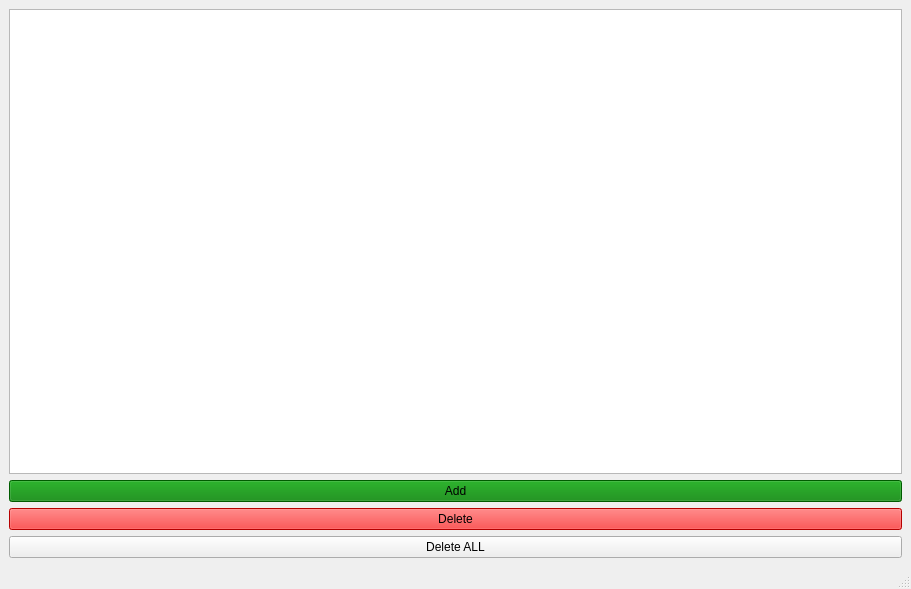
This is mainwindow.ui in CoolBot2/QT-SQL-ToDoApp as Qt 5 draws it before an edit. The edited form follows.
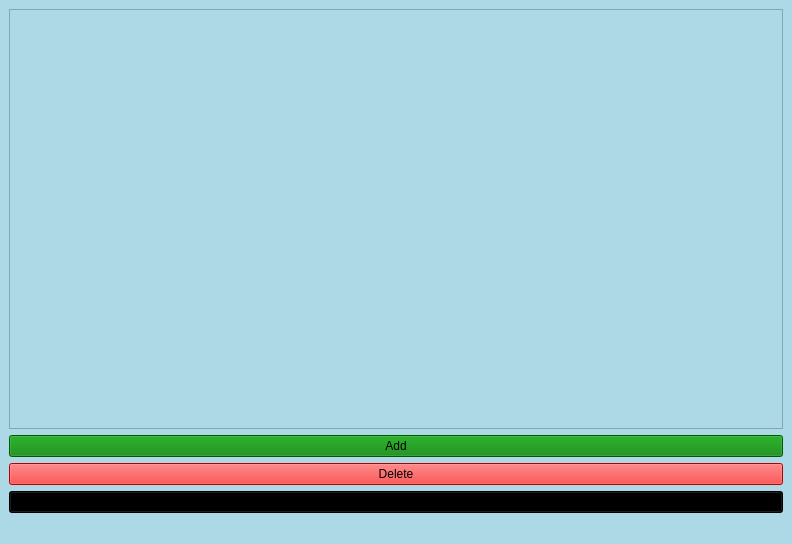
This is the edited form. Icons and pictures are not drawn.

Diff of the .ui file:
```diff
--- a/mainwindow.ui
+++ b/mainwindow.ui
@@ -6,13 +6,16 @@
    <rect>
     <x>0</x>
     <y>0</y>
-    <width>911</width>
-    <height>589</height>
+    <width>792</width>
+    <height>544</height>
    </rect>
   </property>
   <property name="windowTitle">
    <string>MainWindow</string>
   </property>
+  <property name="styleSheet">
+   <string notr="true">  background-color: lightblue;</string>
+  </property>
   <widget class="QWidget" name="centralwidget">
    <layout class="QVBoxLayout" name="verticalLayout">
     <item>
@@ -20,11 +23,22 @@
       <property name="font">
        <font>
         <family>Times New Roman</family>
-        <pointsize>20</pointsize>
+        <pointsize>18</pointsize>
         <italic>true</italic>
         <bold>true</bold>
        </font>
       </property>
+      <property name="cursor" stdset="0">
+       <cursorShape>PointingHandCursor</cursorShape>
+      </property>
+      <property name="styleSheet">
+       <string notr="true">background-image: url(&quot;/home/daniel/Projects/Qt-Projects/ToDoApp/background.jpeg&quot;);
+color:black;
+</string>
+      </property>
+      <property name="lineWidth">
+       <number>2</number>
+      </property>
      </widget>
     </item>
     <item>
@@ -52,6 +66,9 @@
     </item>
     <item>
      <widget class="QPushButton" name="pushButton_DeleteAll">
+      <property name="styleSheet">
+       <string notr="true">  background-color: black;</string>
+      </property>
       <property name="text">
        <string>Delete ALL</string>
       </property>
```
Left out of the diff: 2 changed lines with no effect on the pictures.
